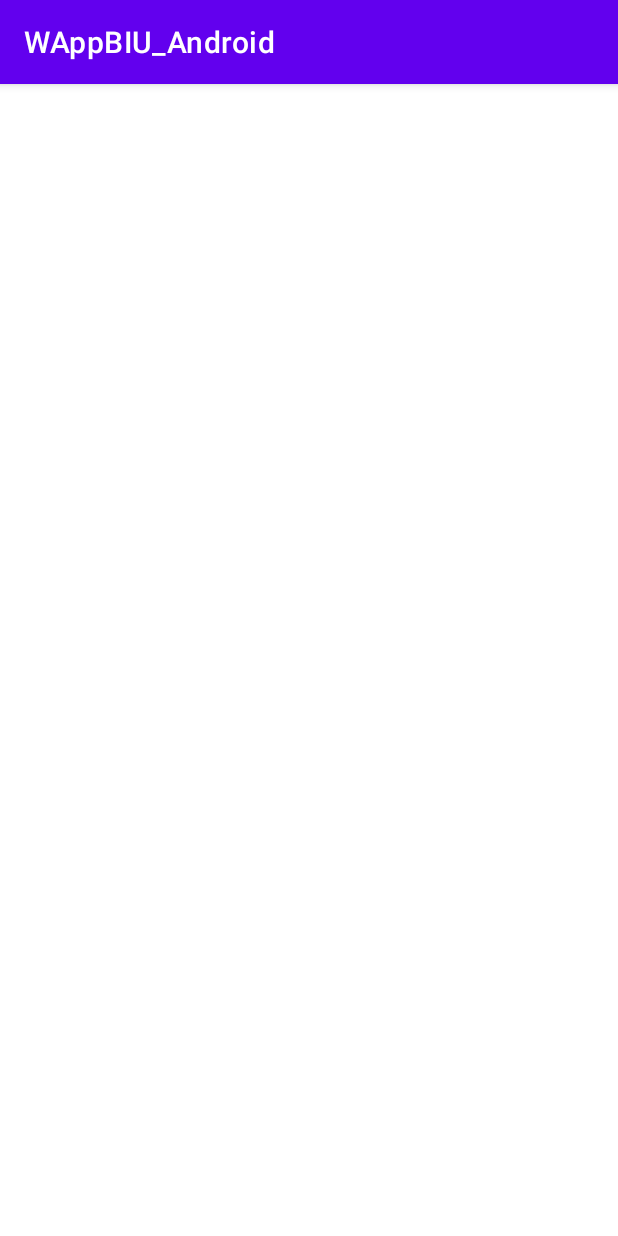
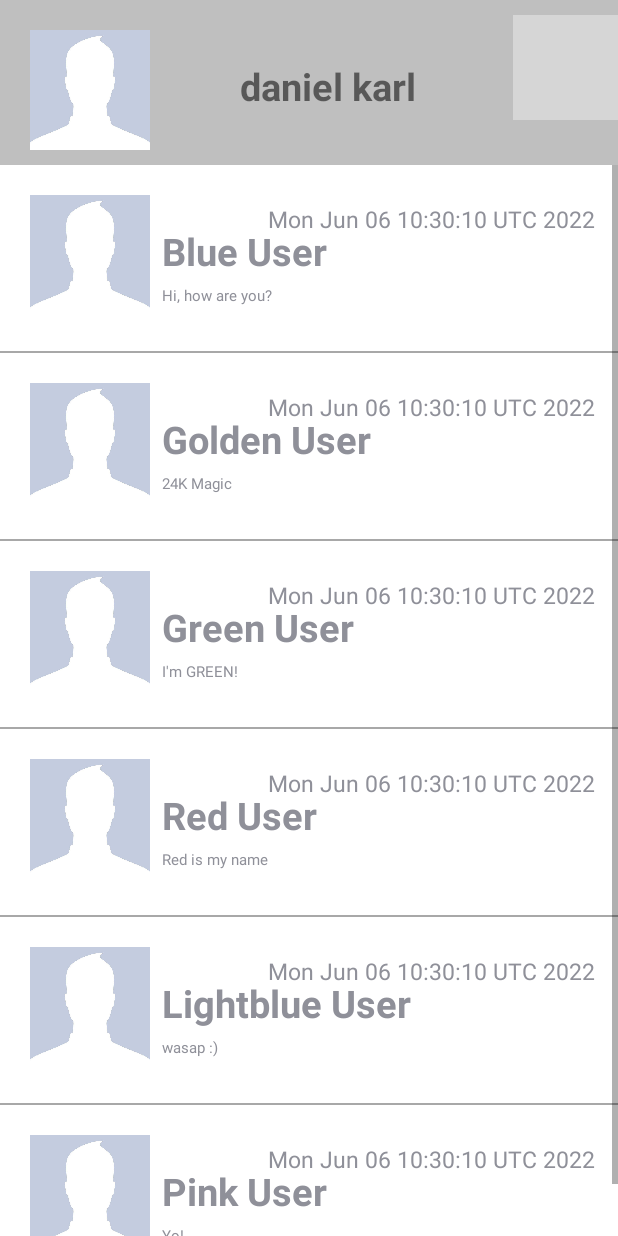
Before and after one commit to danielkarl888/WAppBIU_Android, an Android app: the screen it shows after launch (MainActivity2 before the commit, ContactsActivity after it), after a tap on "LOGIN", on a phone screen of 412 x 824 dp. Run offline under Robolectric (Android 15) with nearby library versions, the phone set to English and light mode, and no system bars; our stand-ins replace Room's generated code; grey boxes are pictures that could not be loaded.

Commit message:
contact adapter added and works

```diff
--- a/app/src/main/AndroidManifest.xml
+++ b/app/src/main/AndroidManifest.xml
@@ -15,7 +15,10 @@
         tools:targetApi="31">
         <activity
             android:name=".ContactsActivity"
-            android:exported="false" />
+            android:exported="false"
+            android:theme="@style/Theme.AppCompat.Light.NoActionBar"
+
+        />
         <activity
             android:name=".MainActivity2"
             android:exported="false" />
--- a/app/src/main/java/com/example/wappbiu_android/ContactsActivity.java
+++ b/app/src/main/java/com/example/wappbiu_android/ContactsActivity.java
@@ -2,13 +2,65 @@ package com.example.wappbiu_android;
 
 import androidx.appcompat.app.AppCompatActivity;
 
+import android.content.Intent;
 import android.os.Bundle;
+import android.view.View;
+import android.widget.AdapterView;
+import android.widget.ImageView;
+import android.widget.ListView;
+import android.widget.TextView;
+
+import com.example.wappbiu_android.adapters.ContactListAdapter;
+import com.example.wappbiu_android.entities.Contact;
+
+import java.util.ArrayList;
+import java.util.Date;
 
 public class ContactsActivity extends AppCompatActivity {
+    final private String[] userNames = {
+            "Blue User", "Golden User", "Green User", "Red User", "Lightblue User", "Pink User"
+    };
+
+    final private String[] lastMassages = {
+            "Hi, how are you?", "24K Magic", "I'm GREEN!", "Red is my name", "wasap :)", "Yo!"
+    };
+
+    final private String[] times = {
+            "12:00", "00:30", "3:23", "8:59", "14:52", "12:23"
+    };
+    ListView listView;
+    ContactListAdapter adapter;
+
 
     @Override
     protected void onCreate(Bundle savedInstanceState) {
         super.onCreate(savedInstanceState);
         setContentView(R.layout.activity_contacts);
+        TextView current_user_name  = findViewById(R.id.current_user_name);
+        ImageView profile_image_currentUser = findViewById(R.id.profile_image_currentUser);
+        current_user_name.setText("daniel karl");
+        profile_image_currentUser.setImageResource(R.drawable.profileimage);
+        ArrayList<Contact> contacts = new ArrayList<>();
+        for (int i = 0; i < lastMassages.length; i++) {
+            Contact contact = new Contact(userNames[i], lastMassages[i], new Date());
+            contacts.add(contact);
+        }
+        listView = findViewById(R.id.list_view);
+        adapter = new ContactListAdapter(getApplicationContext(), contacts);
+        listView.setAdapter(adapter);
+        listView.setClickable(true);
+        listView.setOnItemClickListener(new AdapterView.OnItemClickListener() {
+            @Override
+            public void onItemClick(AdapterView<?> adapterView, View view, int i, long l) {
+                Intent intent = new Intent(getApplicationContext(), MainActivity2.class);
+
+                intent.putExtra("userName", userNames[i]);
+                intent.putExtra("lastMassage", lastMassages[i]);
+                intent.putExtra("time", times[i]);
+
+                startActivity(intent);
+            }
+        });
+
     }
 }
--- a/app/src/main/java/com/example/wappbiu_android/MainActivity.java
+++ b/app/src/main/java/com/example/wappbiu_android/MainActivity.java
@@ -22,7 +22,7 @@ public class MainActivity extends AppCompatActivity {
         Button btnLogin = binding.btnLogin;
         TextView RegiSuggest = binding.RegiSuggest;
         btnLogin.setOnClickListener(v -> {
-            Intent i = new Intent(this, MainActivity2.class);
+            Intent i = new Intent(this, ContactsActivity.class);
             startActivity(i);
         });
         RegiSuggest.setOnClickListener(v -> {
--- /dev/null
+++ b/app/src/main/java/com/example/wappbiu_android/adapters/ContactListAdapter.java
@@ -0,0 +1,48 @@
+package com.example.wappbiu_android.adapters;
+
+import android.content.Context;
+import android.view.LayoutInflater;
+import android.view.View;
+import android.view.ViewGroup;
+import android.widget.ArrayAdapter;
+import android.widget.ImageView;
+import android.widget.TextView;
+
+import androidx.annotation.NonNull;
+import androidx.annotation.Nullable;
+
+import com.example.wappbiu_android.R;
+import com.example.wappbiu_android.entities.Contact;
+
+import java.util.ArrayList;
+
+public class ContactListAdapter extends ArrayAdapter<Contact> {
+    LayoutInflater inflater;
+    public ContactListAdapter(Context ctx, ArrayList<Contact> contactArrayList) {
+        super(ctx, R.layout.contact_item, contactArrayList);
+        this.inflater = LayoutInflater.from(ctx);
+    }
+
+    @NonNull
+    @Override
+    public View getView(int position, @Nullable View convertView, @NonNull ViewGroup parent) {
+
+        Contact contact = getItem(position);
+
+        if (convertView == null) {
+            convertView = inflater.inflate(R.layout.contact_item, parent, false);
+        }
+
+        ImageView imageView = convertView.findViewById(R.id.profile_image);
+        TextView userName = convertView.findViewById(R.id.user_name);
+        TextView lastMsg = convertView.findViewById(R.id.last_massage);
+        TextView time = convertView.findViewById(R.id.time);
+
+        imageView.setImageResource(R.drawable.profileimage);
+        userName.setText(contact.getName());
+        lastMsg.setText(contact.getLast());
+        time.setText(contact.getLastDate().toString());
+        return convertView;
+    }
+
+}
--- a/app/src/main/java/com/example/wappbiu_android/entities/Contact.java
+++ b/app/src/main/java/com/example/wappbiu_android/entities/Contact.java
@@ -14,6 +14,12 @@ public class Contact {
     private String name;
 
     private String server;
+
+    public Contact(String name, String last, Date lastDate) {
+        this.name = name;
+        this.last = last;
+        LastDate = lastDate;
+    }
 
     private String last ;
 
--- a/app/src/main/res/layout/activity_contacts.xml
+++ b/app/src/main/res/layout/activity_contacts.xml
@@ -23,7 +23,7 @@
                 android:orientation="horizontal">
 
                 <ImageView
-                    android:id="@+id/profile_image"
+                    android:id="@+id/profile_image_currentUser"
                     android:layout_width="80dp"
                     android:layout_height="80dp"
                     android:layout_marginStart="20dp"
@@ -37,7 +37,7 @@
                     android:orientation="vertical">
 
                     <TextView
-                        android:id="@+id/user_name"
+                        android:id="@+id/current_user_name"
                         android:layout_width="wrap_content"
                         android:layout_height="wrap_content"
                         android:textSize="25dp"
```
